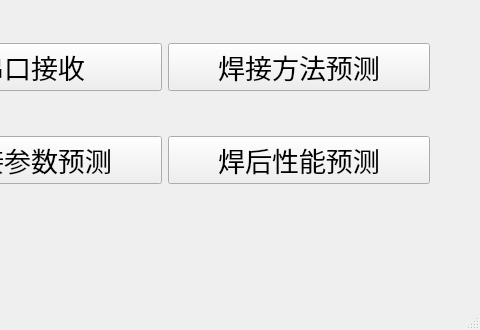
The window that UiDesign/Uied1.ui (wwwK/DigitalTwin) describes before a commit, drawn with Qt 5; both pictures show x 180 to 660 and y 116 to 446 of the 660 by 446 pixel window.
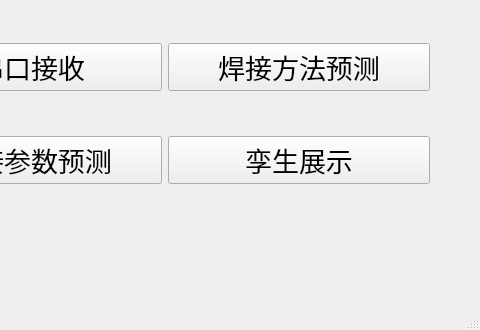
The same window after the commit.

Commit message: 画digitalTwinSow窗口到主页面中，但是还没测试

Patch:
```diff
--- a/UiDesign/Uied1.ui
+++ b/UiDesign/Uied1.ui
@@ -78,7 +78,7 @@
         </font>
        </property>
        <property name="text">
-        <string>焊后性能预测</string>
+        <string>孪生展示</string>
        </property>
       </widget>
      </item>
```
Left out of the diff: 2 changed lines with no effect on the pictures. The commit also changes 5 other files.
